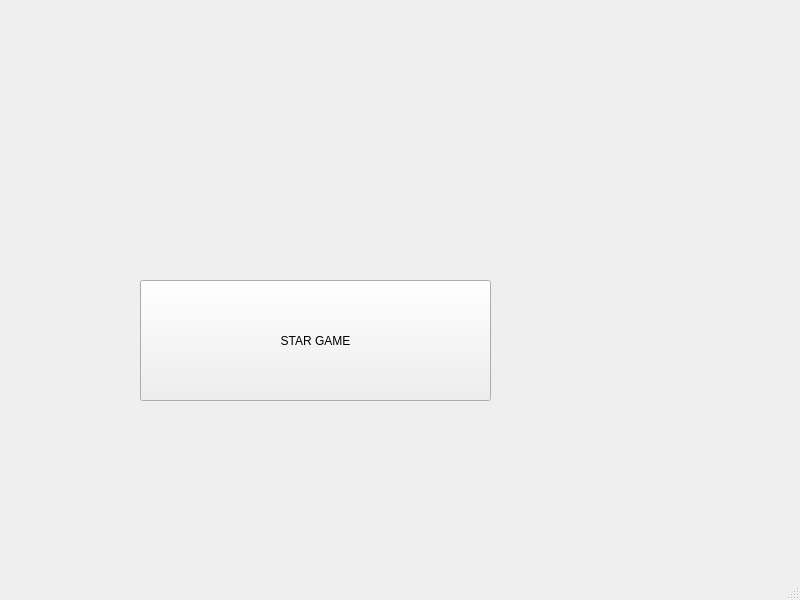
The window that mainwindow.ui (Soko10v/21) describes before a commit, drawn with Qt 5.
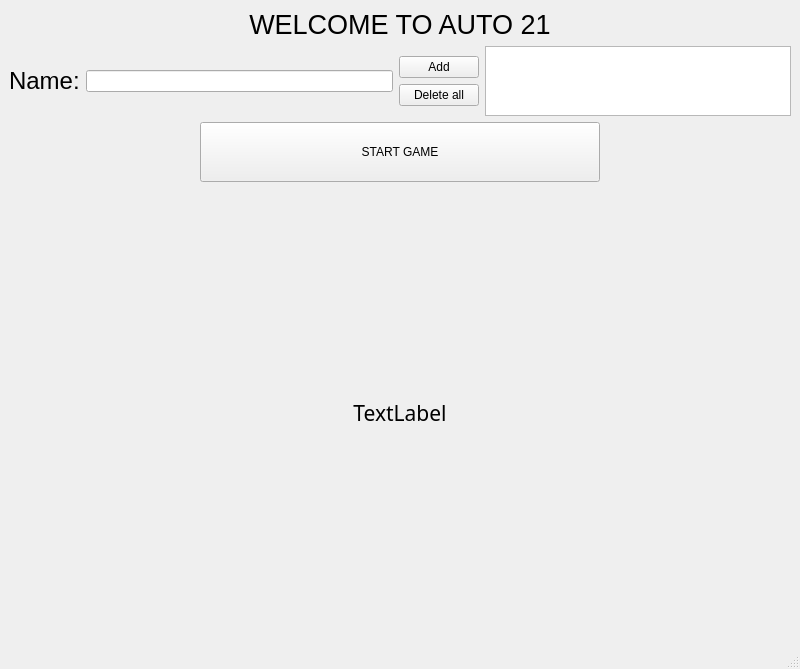
The same window after the commit.

What changed in the file:
```diff
--- a/mainwindow.ui
+++ b/mainwindow.ui
@@ -14,19 +14,183 @@
    <string>MainWindow</string>
   </property>
   <widget class="QWidget" name="centralwidget">
-   <widget class="QPushButton" name="pushButton">
-    <property name="geometry">
-     <rect>
-      <x>140</x>
-      <y>280</y>
-      <width>351</width>
-      <height>121</height>
-     </rect>
-    </property>
-    <property name="text">
-     <string>STAR GAME</string>
-    </property>
-   </widget>
+   <layout class="QVBoxLayout" name="verticalLayout_2">
+    <item>
+     <spacer name="verticalSpacer_5">
+      <property name="orientation">
+       <enum>Qt::Vertical</enum>
+      </property>
+      <property name="sizeHint" stdset="0">
+       <size>
+        <width>20</width>
+        <height>40</height>
+       </size>
+      </property>
+     </spacer>
+    </item>
+    <item>
+     <widget class="QLabel" name="label">
+      <property name="font">
+       <font>
+        <pointsize>20</pointsize>
+       </font>
+      </property>
+      <property name="text">
+       <string>WELCOME TO AUTO 21</string>
+      </property>
+      <property name="alignment">
+       <set>Qt::AlignCenter</set>
+      </property>
+     </widget>
+    </item>
+    <item>
+     <spacer name="verticalSpacer">
+      <property name="orientation">
+       <enum>Qt::Vertical</enum>
+      </property>
+      <property name="sizeHint" stdset="0">
+       <size>
+        <width>20</width>
+        <height>40</height>
+       </size>
+      </property>
+     </spacer>
+    </item>
+    <item>
+     <layout class="QHBoxLayout" name="horizontalLayout">
+      <item>
+       <widget class="QLabel" name="label_2">
+        <property name="font">
+         <font>
+          <pointsize>18</pointsize>
+         </font>
+        </property>
+        <property name="text">
+         <string>Name:</string>
+        </property>
+       </widget>
+      </item>
+      <item>
+       <widget class="QLineEdit" name="nameLE"/>
+      </item>
+      <item>
+       <layout class="QVBoxLayout" name="verticalLayout">
+        <item>
+         <spacer name="verticalSpacer_3">
+          <property name="orientation">
+           <enum>Qt::Vertical</enum>
+          </property>
+          <property name="sizeHint" stdset="0">
+           <size>
+            <width>20</width>
+            <height>40</height>
+           </size>
+          </property>
+         </spacer>
+        </item>
+        <item>
+         <widget class="QPushButton" name="PB_AddNAme">
+          <property name="text">
+           <string>Add</string>
+          </property>
+         </widget>
+        </item>
+        <item>
+         <widget class="QPushButton" name="PB_Delete">
+          <property name="text">
+           <string>Delete all</string>
+          </property>
+         </widget>
+        </item>
+        <item>
+         <spacer name="verticalSpacer_2">
+          <property name="orientation">
+           <enum>Qt::Vertical</enum>
+          </property>
+          <property name="sizeHint" stdset="0">
+           <size>
+            <width>20</width>
+            <height>40</height>
+           </size>
+          </property>
+         </spacer>
+        </item>
+       </layout>
+      </item>
+      <item>
+       <widget class="QTextBrowser" name="TB_Names">
+        <property name="maximumSize">
+         <size>
+          <width>16777215</width>
+          <height>90</height>
+         </size>
+        </property>
+       </widget>
+      </item>
+     </layout>
+    </item>
+    <item>
+     <spacer name="verticalSpacer_4">
+      <property name="orientation">
+       <enum>Qt::Vertical</enum>
+      </property>
+      <property name="sizeHint" stdset="0">
+       <size>
+        <width>20</width>
+        <height>40</height>
+       </size>
+      </property>
+     </spacer>
+    </item>
+    <item>
+     <layout class="QHBoxLayout" name="horizontalLayout_2">
+      <item>
+       <widget class="QPushButton" name="pushButton">
+        <property name="minimumSize">
+         <size>
+          <width>0</width>
+          <height>60</height>
+         </size>
+        </property>
+        <property name="maximumSize">
+         <size>
+          <width>400</width>
+          <height>16777215</height>
+         </size>
+        </property>
+        <property name="layoutDirection">
+         <enum>Qt::LeftToRight</enum>
+        </property>
+        <property name="text">
+         <string>START GAME</string>
+        </property>
+       </widget>
+      </item>
+     </layout>
+    </item>
+    <item>
+     <widget class="QLabel" name="status">
+      <property name="minimumSize">
+       <size>
+        <width>0</width>
+        <height>450</height>
+       </size>
+      </property>
+      <property name="font">
+       <font>
+        <family>Sans Serif Collection</family>
+        <pointsize>16</pointsize>
+       </font>
+      </property>
+      <property name="text">
+       <string>TextLabel</string>
+      </property>
+      <property name="alignment">
+       <set>Qt::AlignCenter</set>
+      </property>
+     </widget>
+    </item>
+   </layout>
   </widget>
   <widget class="QMenuBar" name="menubar">
    <property name="geometry">
```
